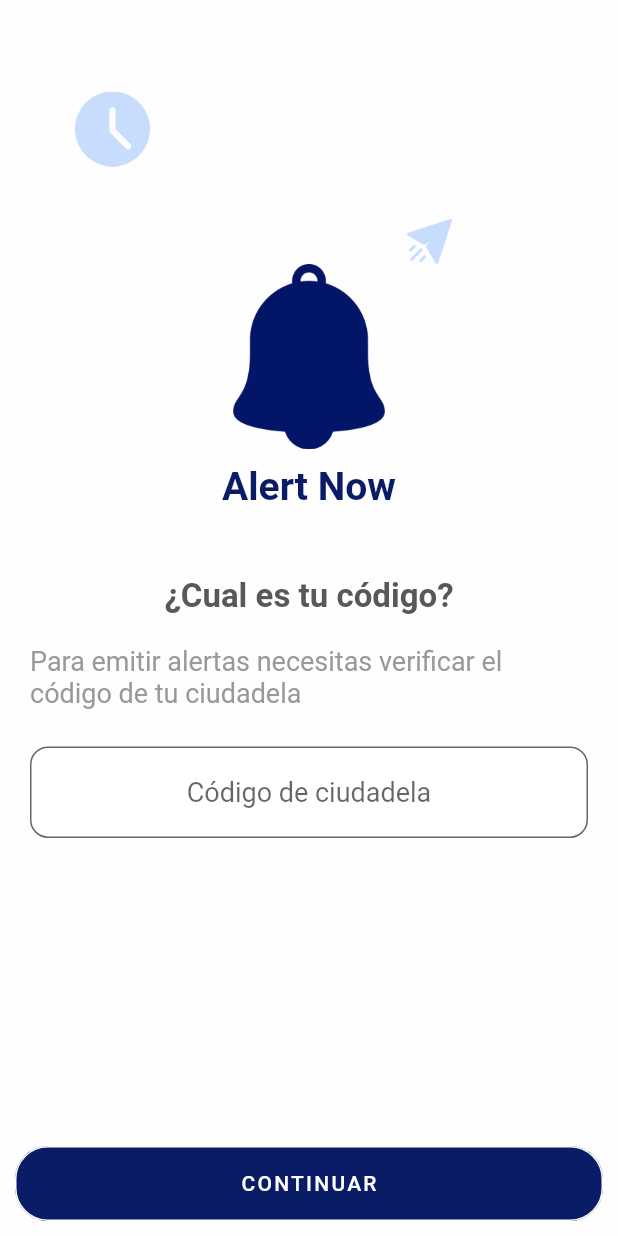
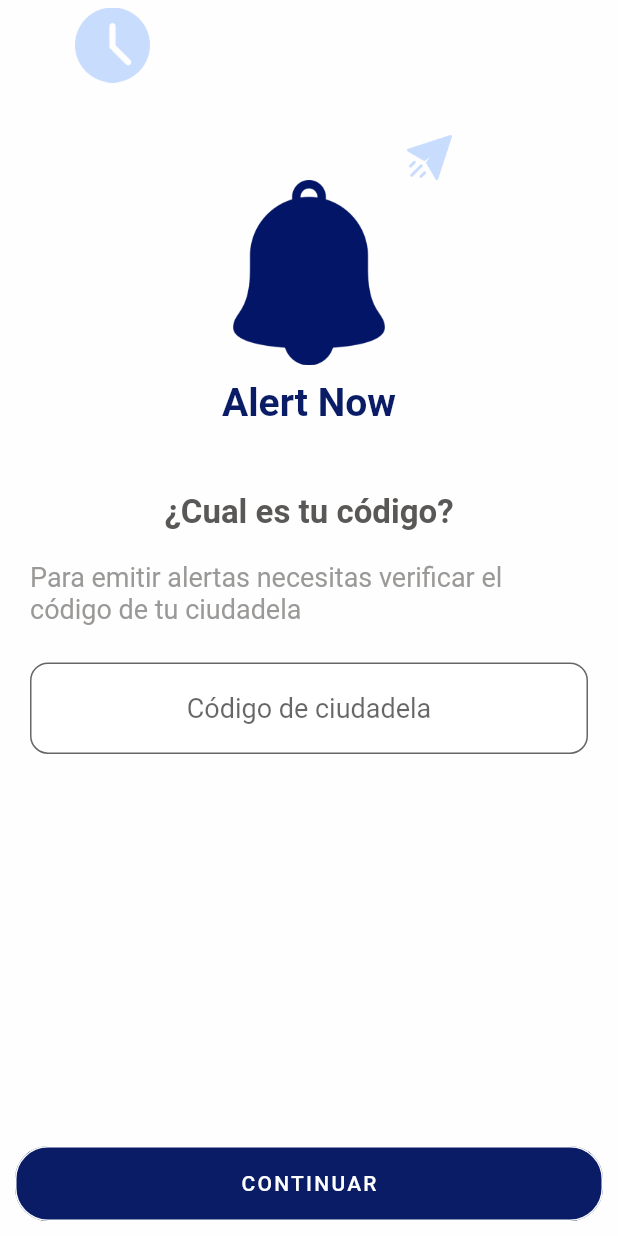
Before and after one commit to jkdlgit/residente, a Flutter app: the Register1 screen opened directly, on a phone screen of 412 x 824 dp. Run offline on Flutter 3.47's test engine with Material 2 defaults, Android fonts, the phone set to English and light mode, and no system bars; our stand-ins replace cloud_firestore, data_connection_checker, flushbar, percent_indicator, progress_dialog, rflutter_alert and 1 more; accounts and stored records are empty.

Commit message:
Se elimino las barras de titulo en las ventanas register1 y register2 segun requerimiento de Issue #4

```diff
--- a/lib/screens/register1.dart
+++ b/lib/screens/register1.dart
@@ -30,11 +30,11 @@ class _Register1State extends State<Register1> {
       },
       child: Scaffold(
         resizeToAvoidBottomPadding: true,
-        appBar: AppBar(
+        /*appBar: AppBar(
           elevation: 0.0,
           backgroundColor: MyColors.white_grey,
-        ),
-        body: body(context),
+        ),*/
+        body: SafeArea(child: body(context)),
         backgroundColor: MyColors.white_grey,
       ),
     );
--- a/lib/screens/register2.dart
+++ b/lib/screens/register2.dart
@@ -30,11 +30,11 @@ class _Register1State extends State<Register2> {
         return new Future(() => false);
       },
       child: Scaffold(
-        appBar: AppBar(
+        /*appBar: AppBar(
           elevation: 0.0,
           backgroundColor: MyColors.white_grey,
-        ),
-        body: body(),
+        ),*/
+        body: SafeArea(child: body()),
         backgroundColor: MyColors.white_grey,
       ),
     );
```
